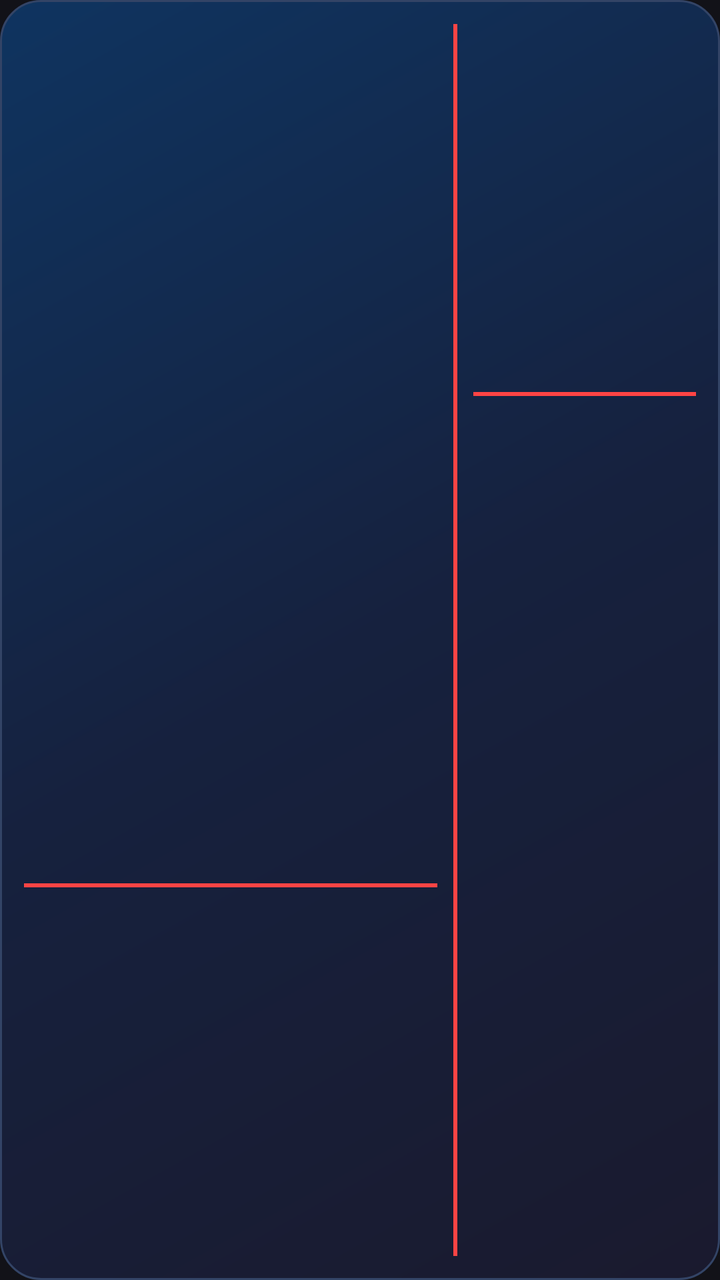
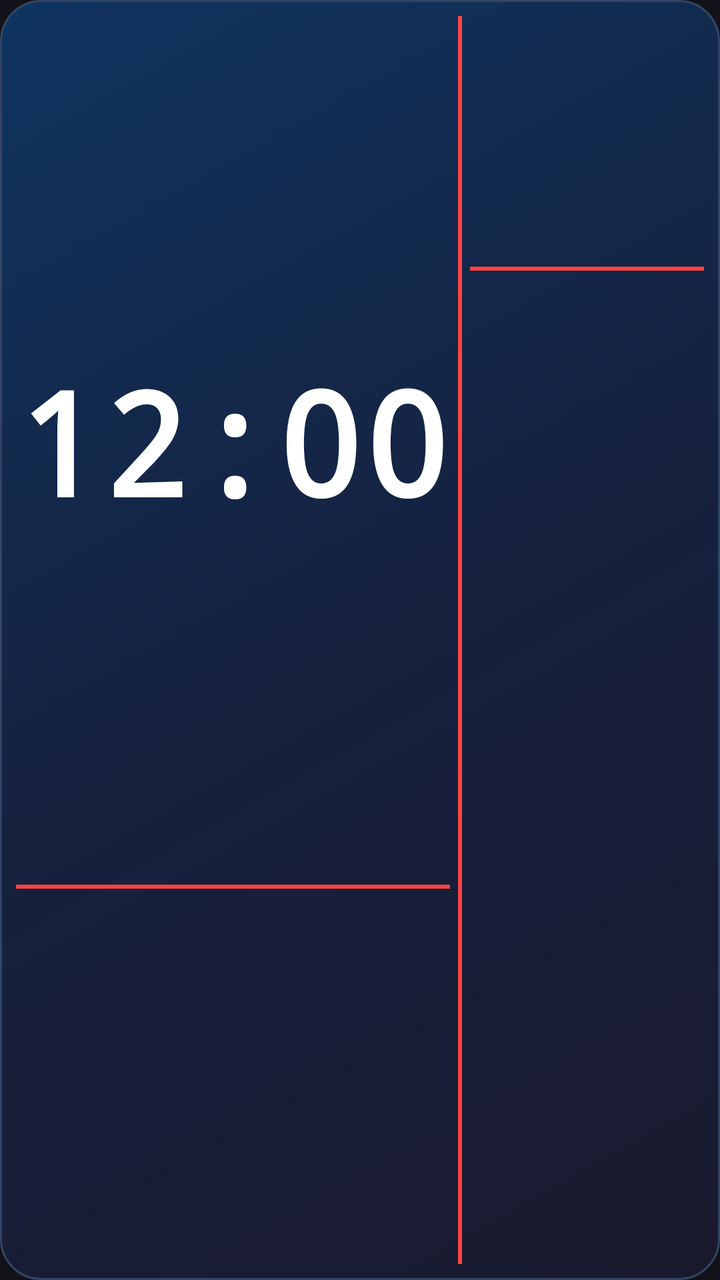

The first picture is an Android layout as it rendered before a commit; the second is the same layout after the commit. The layout source and the unified diff follow.
<!-- AndroidManifest.xml: application theme Theme.WordWidget -->
<!-- res/layout/widget_layout.xml -->
<?xml version="1.0" encoding="utf-8"?>
<LinearLayout xmlns:android="http://schemas.android.com/apk/res/android"
    android:layout_width="match_parent"
    android:layout_height="match_parent"
    android:background="@drawable/widget_background"
    android:orientation="horizontal"
    android:padding="12dp">

    
    
    
    <LinearLayout
        android:layout_width="0dp"
        android:layout_height="match_parent"
        android:layout_weight="6.5"
        android:orientation="vertical">

        
        <TextView
            android:id="@+id/widget_clock"
            android:layout_width="match_parent"
            android:layout_height="0dp"
            android:layout_weight="7"
            android:gravity="center"
            android:textColor="#FFFFFF"
            android:textStyle="bold"
            android:fontFamily="monospace"
            android:autoSizeTextType="uniform"
            android:autoSizeMinTextSize="36sp"
            android:autoSizeMaxTextSize="72sp"
            android:autoSizeStepGranularity="2sp" />

        
        <TextView
            android:layout_width="match_parent"
            android:layout_height="2dp"
            android:background="#FF4444" />

        
        <LinearLayout
            android:layout_width="match_parent"
            android:layout_height="0dp"
            android:layout_weight="3"
            android:orientation="vertical"
            android:gravity="center"
            android:paddingTop="8dp">

            <TextView
                android:id="@+id/widget_english"
                android:layout_width="match_parent"
                android:layout_height="wrap_content"
                android:gravity="center"
                android:textColor="#FFFFFF"
                android:textStyle="bold"
                android:autoSizeTextType="uniform"
                android:autoSizeMinTextSize="12sp"
                android:autoSizeMaxTextSize="18sp"
                android:autoSizeStepGranularity="1sp" />

            <TextView
                android:id="@+id/widget_turkish"
                android:layout_width="match_parent"
                android:layout_height="wrap_content"
                android:gravity="center"
                android:textColor="#AAAAAA"
                android:autoSizeTextType="uniform"
                android:autoSizeMinTextSize="11sp"
                android:autoSizeMaxTextSize="16sp"
                android:autoSizeStepGranularity="1sp" />

        </LinearLayout>

    </LinearLayout>

    
    
    
    <TextView
        android:layout_width="2dp"
        android:layout_height="match_parent"
        android:background="#FF4444"
        android:layout_marginHorizontal="8dp" />

    
    
    
    <LinearLayout
        android:layout_width="0dp"
        android:layout_height="match_parent"
        android:layout_weight="3.5"
        android:orientation="vertical">

        
        <TextView
            android:id="@+id/widget_day"
            android:layout_width="match_parent"
            android:layout_height="0dp"
            android:layout_weight="3"
            android:gravity="center"
            android:textColor="#FFFFFF"
            android:textStyle="bold"
            android:autoSizeTextType="uniform"
            android:autoSizeMinTextSize="10sp"
            android:autoSizeMaxTextSize="14sp"
            android:autoSizeStepGranularity="1sp" />

        
        <TextView
            android:layout_width="match_parent"
            android:layout_height="2dp"
            android:background="#FF4444" />

        
        <LinearLayout
            android:layout_width="match_parent"
            android:layout_height="0dp"
            android:layout_weight="7"
            android:orientation="vertical"
            android:gravity="center"
            android:paddingTop="8dp">

            <TextView
                android:id="@+id/widget_day_number"
                android:layout_width="match_parent"
                android:layout_height="wrap_content"
                android:gravity="center"
                android:textColor="#FFFFFF"
                android:textStyle="bold"
                android:autoSizeTextType="uniform"
                android:autoSizeMinTextSize="24sp"
                android:autoSizeMaxTextSize="48sp"
                android:autoSizeStepGranularity="2sp" />

            <TextView
                android:id="@+id/widget_month_year"
                android:layout_width="match_parent"
                android:layout_height="wrap_content"
                android:gravity="center"
                android:textColor="#AAAAAA"
                android:autoSizeTextType="uniform"
                android:autoSizeMinTextSize="8sp"
                android:autoSizeMaxTextSize="12sp"
                android:autoSizeStepGranularity="1sp" />

        </LinearLayout>

    </LinearLayout>

</LinearLayout>
<!-- resources referenced by this layout -->
<resources>
  <!-- drawable widget_background (drawable) -->
  <?xml version="1.0" encoding="utf-8"?>
  <shape xmlns:android="http://schemas.android.com/apk/res/android"
      android:shape="rectangle">
  
      <gradient
          android:angle="135"
          android:startColor="#1A1A2E"
          android:centerColor="#16213E"
          android:endColor="#0F3460"
          android:type="linear" />
  
      <corners android:radius="20dp" />
  
      <stroke
          android:width="1dp"
          android:color="#334466" />
  
  </shape>
  <style name="Theme.WordWidget" parent="Theme.MaterialComponents.DayNight.NoActionBar">
          <item name="colorPrimary">@color/primary</item>
          <item name="colorPrimaryDark">@color/primary_dark</item>
          <item name="colorAccent">@color/accent</item>
          <item name="android:windowBackground">@color/background</item>
          <item name="android:statusBarColor">@color/background</item>
          <item name="android:navigationBarColor">@color/background</item>
      </style>
  <color name="primary">#4488FF</color>
  <color name="primary_dark">#2266DD</color>
  <color name="accent">#4488FF</color>
  <color name="background">#121218</color>
</resources>

<!-- the commit's change to res/layout/widget_layout.xml (unified diff, before → after) -->
@@ -4,7 +4,7 @@
     android:layout_height="match_parent"
     android:background="@drawable/widget_background"
     android:orientation="horizontal"
-    android:padding="12dp">
+    android:padding="8dp">
 
     
     
@@ -16,7 +16,7 @@
         android:orientation="vertical">
 
         
-        <TextView
+        <TextClock
             android:id="@+id/widget_clock"
             android:layout_width="match_parent"
             android:layout_height="0dp"
@@ -25,6 +25,9 @@
             android:textColor="#FFFFFF"
             android:textStyle="bold"
             android:fontFamily="monospace"
+            android:includeFontPadding="false"
+            android:format12Hour="hh:mm"
+            android:format24Hour="HH:mm"
             android:autoSizeTextType="uniform"
             android:autoSizeMinTextSize="36sp"
             android:autoSizeMaxTextSize="72sp"
@@ -34,7 +37,9 @@
         <TextView
             android:layout_width="match_parent"
             android:layout_height="2dp"
-            android:background="#FF4444" />
+            android:background="#FF4444"
+            android:layout_marginTop="2dp"
+            android:layout_marginBottom="2dp" />
 
         
         <LinearLayout
@@ -43,30 +48,92 @@
             android:layout_weight="3"
             android:orientation="vertical"
             android:gravity="center"
-            android:paddingTop="8dp">
-
-            <TextView
-                android:id="@+id/widget_english"
-                android:layout_width="match_parent"
-                android:layout_height="wrap_content"
-                android:gravity="center"
-                android:textColor="#FFFFFF"
-                android:textStyle="bold"
-                android:autoSizeTextType="uniform"
-                android:autoSizeMinTextSize="12sp"
-                android:autoSizeMaxTextSize="18sp"
-                android:autoSizeStepGranularity="1sp" />
-
-            <TextView
-                android:id="@+id/widget_turkish"
-                android:layout_width="match_parent"
-                android:layout_height="wrap_content"
-                android:gravity="center"
-                android:textColor="#AAAAAA"
-                android:autoSizeTextType="uniform"
-                android:autoSizeMinTextSize="11sp"
-                android:autoSizeMaxTextSize="16sp"
-                android:autoSizeStepGranularity="1sp" />
+            android:paddingTop="2dp">
+
+            
+            <LinearLayout
+                android:id="@+id/container_horizontal"
+                android:layout_width="match_parent"
+                android:layout_height="match_parent"
+                android:orientation="horizontal"
+                android:gravity="center_vertical"
+                android:visibility="gone">
+
+                <TextView
+                    android:id="@+id/widget_english_h"
+                    android:layout_width="0dp"
+                    android:layout_height="match_parent"
+                    android:layout_weight="4.5"
+                    android:gravity="center|end"
+                    android:textColor="#FFFFFF"
+                    android:textStyle="bold"
+                    android:includeFontPadding="false"
+                    android:autoSizeTextType="uniform"
+                    android:autoSizeMinTextSize="12sp"
+                    android:autoSizeMaxTextSize="24sp"
+                    android:autoSizeStepGranularity="1sp" />
+
+                <TextView
+                    android:layout_width="wrap_content"
+                    android:layout_height="match_parent"
+                    android:gravity="center"
+                    android:text=" : "
+                    android:textColor="#666666"
+                    android:textSize="16sp"
+                    android:includeFontPadding="false" />
+
+                <TextView
+                    android:id="@+id/widget_turkish_h"
+                    android:layout_width="0dp"
+                    android:layout_height="match_parent"
+                    android:layout_weight="4.5"
+                    android:gravity="center|start"
+                    android:textColor="#AAAAAA"
+                    android:includeFontPadding="false"
+                    android:autoSizeTextType="uniform"
+                    android:autoSizeMinTextSize="11sp"
+                    android:autoSizeMaxTextSize="22sp"
+                    android:autoSizeStepGranularity="1sp" />
+
+            </LinearLayout>
+
+            
+            <LinearLayout
+                android:id="@+id/container_vertical"
+                android:layout_width="match_parent"
+                android:layout_height="match_parent"
+                android:orientation="vertical"
+                android:gravity="center"
+                android:visibility="gone">
+
+                <TextView
+                    android:id="@+id/widget_english"
+                    android:layout_width="match_parent"
+                    android:layout_height="0dp"
+                    android:layout_weight="1"
+                    android:gravity="center"
+                    android:textColor="#FFFFFF"
+                    android:textStyle="bold"
+                    android:includeFontPadding="false"
+                    android:autoSizeTextType="uniform"
+                    android:autoSizeMinTextSize="12sp"
+                    android:autoSizeMaxTextSize="22sp"
+                    android:autoSizeStepGranularity="1sp" />
+
+                <TextView
+                    android:id="@+id/widget_turkish"
+                    android:layout_width="match_parent"
+                    android:layout_height="0dp"
+                    android:layout_weight="1"
+                    android:gravity="center"
+                    android:textColor="#AAAAAA"
+                    android:includeFontPadding="false"
+                    android:autoSizeTextType="uniform"
+                    android:autoSizeMinTextSize="11sp"
+                    android:autoSizeMaxTextSize="20sp"
+                    android:autoSizeStepGranularity="1sp" />
+
+            </LinearLayout>
 
         </LinearLayout>
 
@@ -79,7 +146,7 @@
         android:layout_width="2dp"
         android:layout_height="match_parent"
         android:background="#FF4444"
-        android:layout_marginHorizontal="8dp" />
+        android:layout_marginHorizontal="4dp" />
 
     
     
@@ -95,53 +162,72 @@
             android:id="@+id/widget_day"
             android:layout_width="match_parent"
             android:layout_height="0dp"
-            android:layout_weight="3"
+            android:layout_weight="2"
             android:gravity="center"
             android:textColor="#FFFFFF"
             android:textStyle="bold"
+            android:includeFontPadding="false"
             android:autoSizeTextType="uniform"
             android:autoSizeMinTextSize="10sp"
-            android:autoSizeMaxTextSize="14sp"
+            android:autoSizeMaxTextSize="20sp"
             android:autoSizeStepGranularity="1sp" />
 
         
         <TextView
             android:layout_width="match_parent"
             android:layout_height="2dp"
-            android:background="#FF4444" />
+            android:background="#FF4444"
+            android:layout_marginTop="2dp"
+            android:layout_marginBottom="2dp" />
 
         
         <LinearLayout
             android:layout_width="match_parent"
             android:layout_height="0dp"
-            android:layout_weight="7"
+            android:layout_weight="8"
             android:orientation="vertical"
-            android:gravity="center"
-            android:paddingTop="8dp">
+            android:gravity="center">
 
             <TextView
                 android:id="@+id/widget_day_number"
                 android:layout_width="match_parent"
-                android:layout_height="wrap_content"
+                android:layout_height="0dp"
+                android:layout_weight="3"
                 android:gravity="center"
                 android:textColor="#FFFFFF"
                 android:textStyle="bold"
+                android:includeFontPadding="false"
                 android:autoSizeTextType="uniform"
-                android:autoSizeMinTextSize="24sp"
-                android:autoSizeMaxTextSize="48sp"
+                android:autoSizeMinTextSize="20sp"
+                android:autoSizeMaxTextSize="64sp"
                 android:autoSizeStepGranularity="2sp" />
 
             <TextView
-                android:id="@+id/widget_month_year"
-                android:layout_width="match_parent"
-                android:layout_height="wrap_content"
+                android:id="@+id/widget_month"
+                android:layout_width="match_parent"
+                android:layout_height="0dp"
+                android:layout_weight="1"
                 android:gravity="center"
                 android:textColor="#AAAAAA"
+                android:includeFontPadding="false"
                 android:autoSizeTextType="uniform"
                 android:autoSizeMinTextSize="8sp"
-                android:autoSizeMaxTextSize="12sp"
+                android:autoSizeMaxTextSize="22sp"
                 android:autoSizeStepGranularity="1sp" />
 
+            <TextView
+                android:id="@+id/widget_year"
+                android:layout_width="match_parent"
+                android:layout_height="0dp"
+                android:layout_weight="1"
+                android:gravity="center"
+                android:textColor="#AAAAAA"
+                android:includeFontPadding="false"
+                android:autoSizeTextType="uniform"
+                android:autoSizeMinTextSize="8sp"
+                android:autoSizeMaxTextSize="22sp"
+                android:autoSizeStepGranularity="1sp" />
+
         </LinearLayout>
 
     </LinearLayout>
